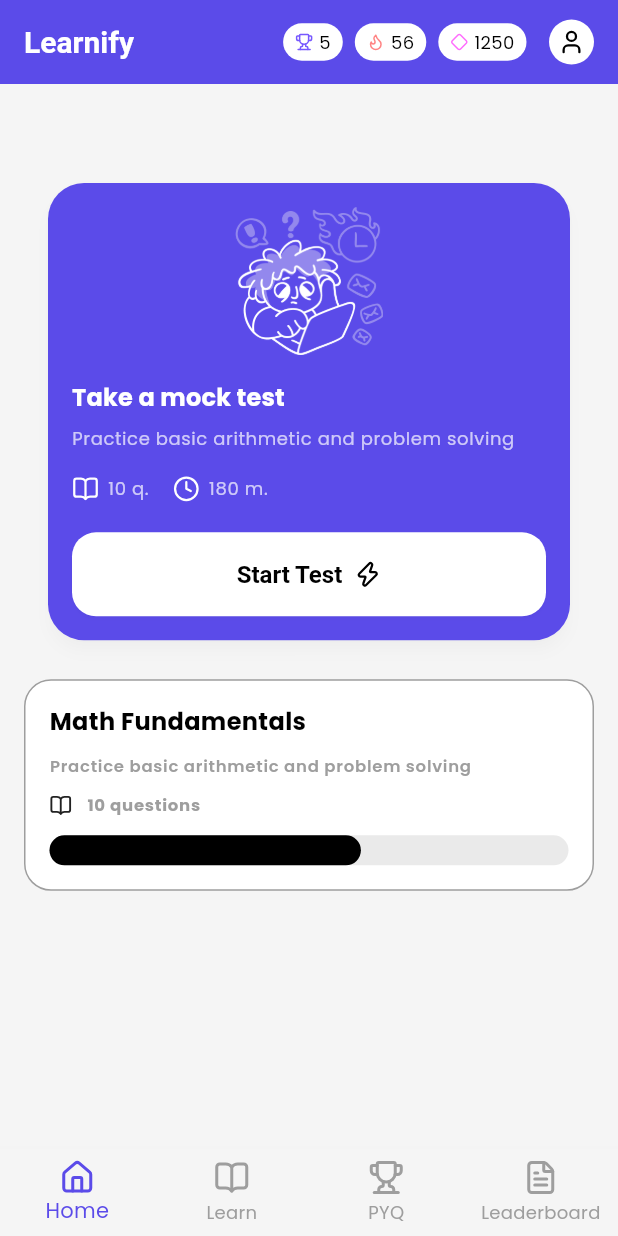
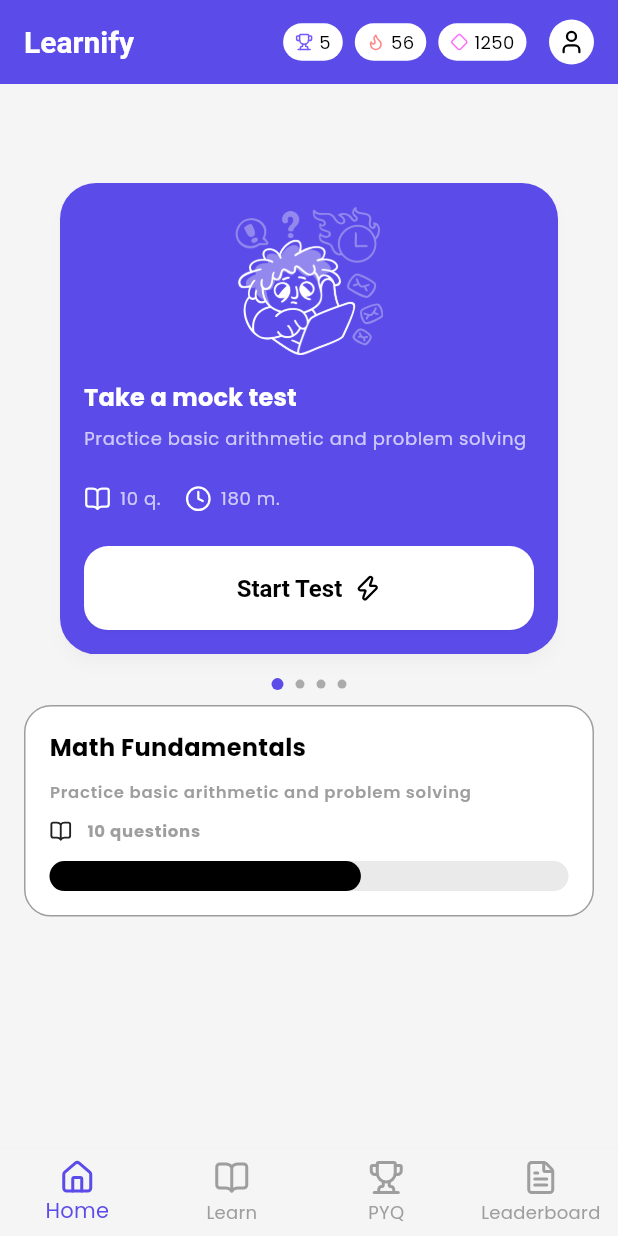
Before and after one commit to Aswin964567/learnify_app, a Flutter app: the screen it shows after launch, on a phone screen of 412 x 824 dp. Run offline on Flutter 3.47's test engine with Material 3 defaults, Android fonts, the phone set to English and light mode, and no system bars; drawn by our look-alikes of carousel_slider; our stand-ins replace flutter_riverpod, gap, go_router, google_fonts, lucide_icons.

Commit message:
start test section added in the home screen

```diff
--- a/lib/features/home/presentation/screens/home_screen.dart
+++ b/lib/features/home/presentation/screens/home_screen.dart
@@ -2,7 +2,7 @@ import 'package:flutter/material.dart';
 import 'package:gap/gap.dart';
 import 'package:learnify_app/core/extensions/context_extensions.dart';
 import 'package:learnify_app/features/home/presentation/widgets/home_appbar_widget.dart';
-import 'package:learnify_app/features/home/presentation/widgets/start_test_widget.dart';
+import 'package:learnify_app/features/home/presentation/widgets/start_test_section.dart';
 import 'package:learnify_app/presentation/widgets/common_test_widget.dart';
 
 class HomeScreen extends StatelessWidget {
@@ -18,7 +18,7 @@ class HomeScreen extends StatelessWidget {
           children: [
             const Gap(50), //Custom vertical spacing using gap package
 
-            StartTestWidget(),
+            StartTestSection(),
             Gap(10),
             CommonTestWidget(),
           ],
--- a/lib/features/home/presentation/widgets/start_test_section.dart
+++ b/lib/features/home/presentation/widgets/start_test_section.dart
@@ -1,2 +1,74 @@
 // slide effect of start_test_widget - Manu
 // use carousel slider(already installed) to slide or use any other if available
+import 'package:carousel_slider/carousel_slider.dart';
+import 'package:flutter/material.dart';
+// import 'package:gap/gap.dart';
+import 'package:learnify_app/core/theme/colors/app_colors.dart';
+
+import 'start_test_widget.dart';
+
+class StartTestSection extends StatefulWidget {
+  const StartTestSection({super.key});
+
+  @override
+  State<StartTestSection> createState() => _StartTestSectionState();
+}
+
+class _StartTestSectionState extends State<StartTestSection> {
+  // final CarouselController _controller = CarouselController();
+  int _currentIndex = 0;
+
+  @override
+  Widget build(BuildContext context) {
+    final List<Widget> cards = const [
+      StartTestWidget(),
+      StartTestWidget(),
+      StartTestWidget(),
+      StartTestWidget(),
+    ];
+
+    return Column(
+      children: [
+        CarouselSlider.builder(
+          itemCount: cards.length,
+          carouselController: null,
+          itemBuilder: (context, index, realIndex) {
+            return Padding(
+              padding: const EdgeInsets.symmetric(horizontal: 8.0),
+              child: cards[index],
+            );
+          },
+          options: CarouselOptions(
+            height: MediaQuery.of(context).size.height * 0.42,
+            viewportFraction: 1,
+            enlargeCenterPage: true,
+            onPageChanged: (index, reason) {
+              setState(() {
+                _currentIndex = index;
+              });
+            },
+          ),
+        ),
+        // Gap(4),
+        Row(
+          mainAxisAlignment: MainAxisAlignment.center,
+          children: List.generate(cards.length, (index) {
+            return AnimatedContainer(
+              duration: const Duration(milliseconds: 300),
+              width: _currentIndex == index ? 8.0 : 6.0,
+              height: _currentIndex == index ? 8.0 : 6.0,
+              margin: const EdgeInsets.symmetric(horizontal: 4.0),
+              decoration: BoxDecoration(
+                shape: BoxShape.circle,
+                color:
+                    _currentIndex == index
+                        ? AppColors.primary
+                        : Colors.black.withOpacity(0.3),
+              ),
+            );
+          }),
+        ),
+      ],
+    );
+  }
+}
--- a/lib/features/home/presentation/widgets/start_test_widget.dart
+++ b/lib/features/home/presentation/widgets/start_test_widget.dart
@@ -1,4 +1,5 @@
 import 'package:flutter/material.dart';
+import 'package:gap/gap.dart';
 import 'package:learnify_app/core/extensions/context_extensions.dart';
 import 'package:learnify_app/core/theme/colors/app_colors.dart';
 import 'package:lucide_icons/lucide_icons.dart';
@@ -35,7 +36,7 @@ class StartTestWidget extends StatelessWidget {
                 ),
               ],
             ),
-            const SizedBox(height: 16),
+            Gap(16),
 
             // Title
             Text(
@@ -45,7 +46,7 @@ class StartTestWidget extends StatelessWidget {
                 fontWeight: FontWeight.bold,
               ),
             ),
-            const SizedBox(height: 8),
+            Gap(8),
 
             // Subtitle
             Text(
@@ -55,7 +56,7 @@ class StartTestWidget extends StatelessWidget {
                 color: Colors.white70,
               ),
             ),
-            const SizedBox(height: 16),
+            Spacer(),
 
             // Info Row
             Row(
@@ -82,7 +83,8 @@ class StartTestWidget extends StatelessWidget {
                 ),
               ],
             ),
-            const SizedBox(height: 20),
+
+            Spacer(),
 
             // Start Test Button
             SizedBox(
```
